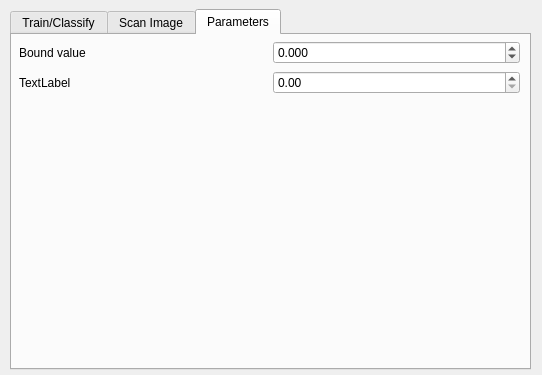
Before: the Qt Designer form view.ui in vuvko/pedestrian-detector, drawn with Qt 5.
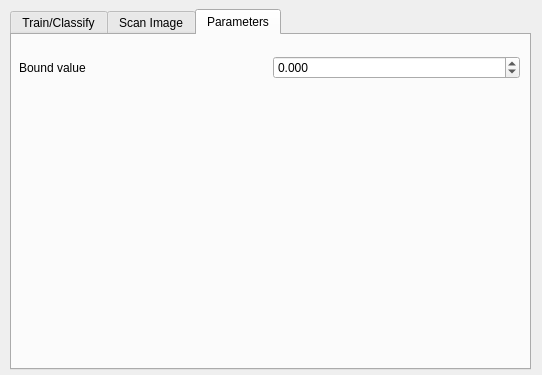
After: the same form once the commit is applied. The open tabs and pages were chosen to show the change.

Diff of the .ui file:
```diff
--- a/view.ui
+++ b/view.ui
@@ -20,6 +20,9 @@
    <string>Pedestrian Detector</string>
   </property>
   <widget class="QTabWidget" name="mainTabWidget">
+   <property name="enabled">
+    <bool>true</bool>
+   </property>
    <property name="geometry">
     <rect>
      <x>10</x>
@@ -447,16 +450,6 @@
         </property>
        </widget>
       </item>
-      <item row="1" column="0">
-       <widget class="QLabel" name="label">
-        <property name="text">
-         <string>TextLabel</string>
-        </property>
-       </widget>
-      </item>
-      <item row="1" column="1">
-       <widget class="QDoubleSpinBox" name="doubleSpinBox"/>
-      </item>
      </layout>
     </widget>
    </widget>
```
